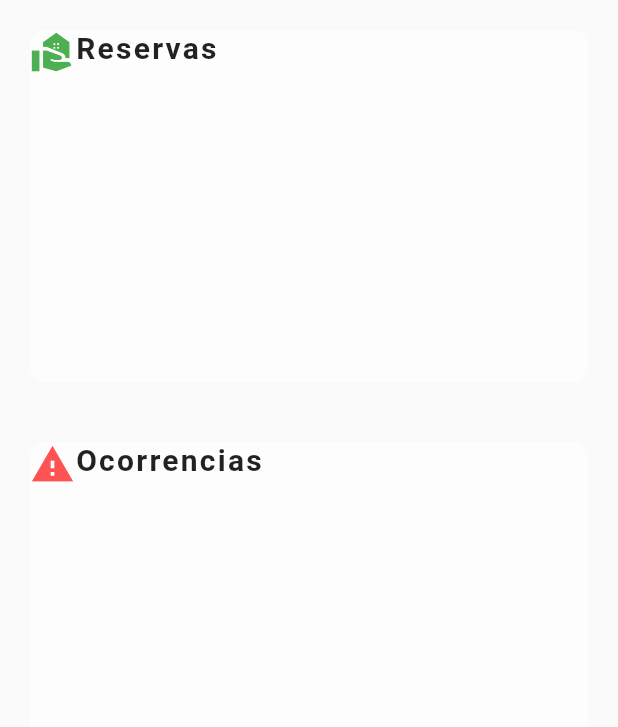
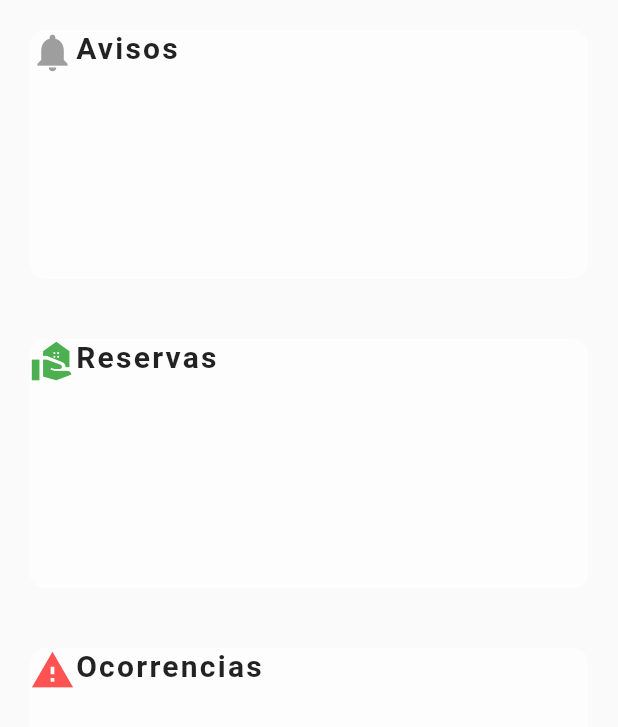
Before and after one commit to GuiLisboa/moradas_flutter, a Flutter app: the Body widget shown alone on an empty page, opened directly, on a phone screen of 412 x 824 dp. Shown: the top 727 px of the screen. Run offline on Flutter 3.47's test engine with Material 2 defaults, Android fonts, the phone set to English and light mode, and no system bars.

Commit message:
Update body.dart

```diff
--- a/lib/homepage/body.dart
+++ b/lib/homepage/body.dart
@@ -34,6 +34,16 @@ class Body extends StatelessWidget {
   Widget build(BuildContext context) {
     return Column(
       children: [
+        Expanded(
+            child: Row(
+          children: [
+            Expanded(
+                child: CartaoPadrao(
+              cartaoFilho: desenharColunaNoCartao(
+                  Icons.notifications, 'Avisos', Colors.grey),
+            ))
+          ],
+        )),
         Expanded(
             child: Row(
           children: [
```
